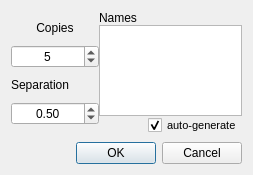
Before: the Qt Designer form qtfuzzylite/ui/Wizard.ui in fuzzylite/fuzzylite, drawn with Qt 5.
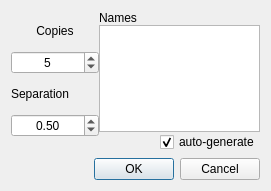
After: the same form once the commit is applied.

```diff
--- a/qtfuzzylite/ui/Wizard.ui
+++ b/qtfuzzylite/ui/Wizard.ui
@@ -9,8 +9,8 @@
    <rect>
     <x>0</x>
     <y>0</y>
-    <width>253</width>
-    <height>175</height>
+    <width>271</width>
+    <height>191</height>
    </rect>
   </property>
   <property name="sizePolicy">
@@ -134,7 +134,7 @@
         <widget class="QPlainTextEdit" name="ptx_terms">
          <property name="font">
           <font>
-           <pointsize>9</pointsize>
+           <pointsize>12</pointsize>
           </font>
          </property>
          <property name="tabChangesFocus">
@@ -168,11 +168,6 @@
          </item>
          <item>
           <widget class="QCheckBox" name="chx_auto_generate">
-           <property name="font">
-            <font>
-             <pointsize>8</pointsize>
-            </font>
-           </property>
            <property name="text">
             <string>auto-generate</string>
            </property>
```
